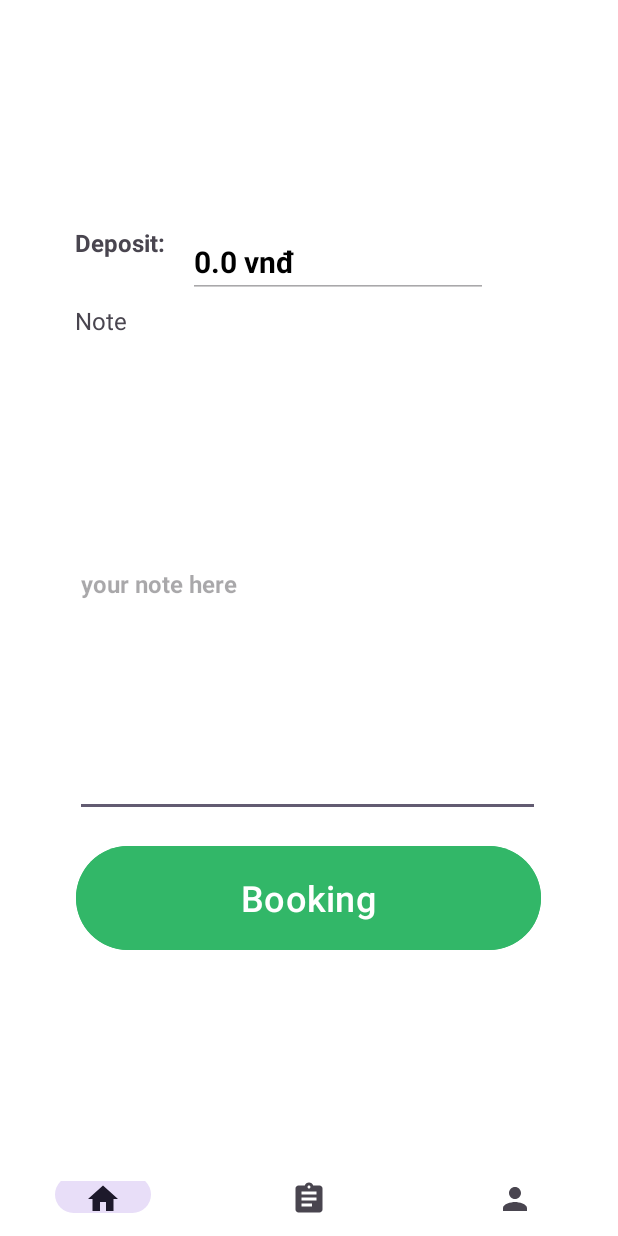
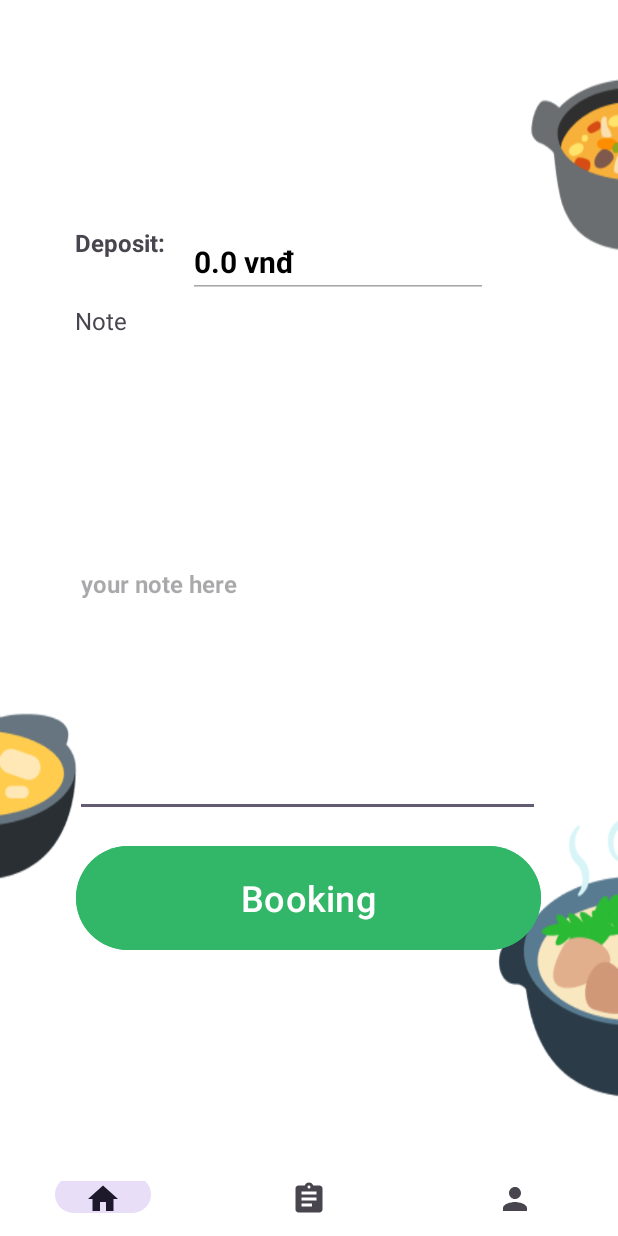
Before and after one commit to ReservationRestautant/ReservationRestautantApp, an Android app: the Booking2 screen opened directly, with no data from a screen before it, on a phone screen of 412 x 824 dp. Run offline under Robolectric (Android 15) with nearby library versions, the phone set to English and light mode, and no system bars; 1 statement that could not run was skipped.

Commit message:
add background for booking screen (booking, booking2)

```diff
--- a/app/src/main/res/layout/activity_booking.xml
+++ b/app/src/main/res/layout/activity_booking.xml
@@ -5,7 +5,7 @@
     android:layout_width="match_parent"
     android:layout_height="match_parent"
     android:orientation="vertical"
-    android:background="@color/white"
+    android:background="@drawable/bg_booking"
     tools:context=".Booking">
 
     <ScrollView
--- a/app/src/main/res/layout/activity_booking2.xml
+++ b/app/src/main/res/layout/activity_booking2.xml
@@ -5,7 +5,7 @@
     android:layout_width="match_parent"
     android:layout_height="match_parent"
     android:orientation="vertical"
-    android:background="@color/white"
+    android:background="@drawable/bg_booking"
     tools:context=".Booking2">
 
     <ScrollView
```
Also changed, not shown: app/src/main/AndroidManifest.xml (+6 -6 lines), app/src/main/res/drawable/bg_booking.png (added), app/src/main/res/drawable/img.png (added).
